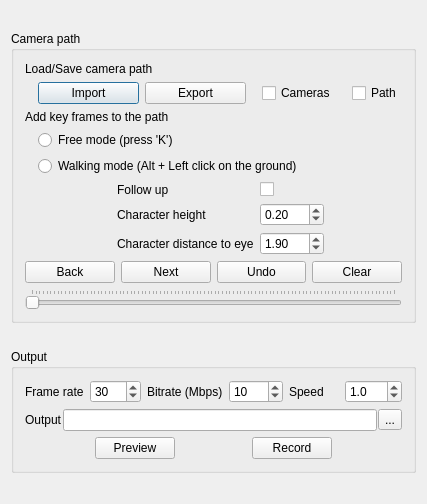
Above: applications/Mapple/dialogs/dialog_walk_through.ui from LiangliangNan/Easy3D before the change. Below: the same form after it.
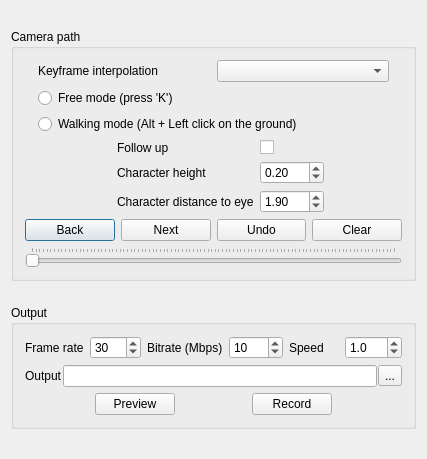
That is the form after the change.

Commit message: allow to switch between interpolation and fitting

What changed in the file:
```diff
--- a/applications/Mapple/dialogs/dialog_walk_through.ui
+++ b/applications/Mapple/dialogs/dialog_walk_through.ui
@@ -7,7 +7,7 @@
     <x>0</x>
     <y>0</y>
     <width>427</width>
-    <height>504</height>
+    <height>459</height>
    </rect>
   </property>
   <property name="sizePolicy">
@@ -19,7 +19,7 @@
   <property name="maximumSize">
    <size>
     <width>16777215</width>
-    <height>504</height>
+    <height>459</height>
    </size>
   </property>
   <property name="contextMenuPolicy">
@@ -28,7 +28,7 @@
   <property name="windowTitle">
    <string>Walk through</string>
   </property>
-  <layout class="QVBoxLayout" name="verticalLayout_4">
+  <layout class="QVBoxLayout" name="verticalLayout_5">
    <item>
     <widget class="QGroupBox" name="groupBox">
      <property name="sizePolicy">
@@ -40,120 +40,7 @@
      <property name="title">
       <string>Camera path</string>
      </property>
-     <layout class="QVBoxLayout" name="verticalLayout_3">
-      <item>
-       <widget class="QLabel" name="labelCharacterHeightFactor_4">
-        <property name="text">
-         <string>Load/Save camera path</string>
-        </property>
-       </widget>
-      </item>
-      <item>
-       <layout class="QHBoxLayout" name="horizontalLayout_5">
-        <item>
-         <spacer name="horizontalSpacer_9">
-          <property name="orientation">
-           <enum>Qt::Horizontal</enum>
-          </property>
-          <property name="sizeType">
-           <enum>QSizePolicy::Fixed</enum>
-          </property>
-          <property name="sizeHint" stdset="0">
-           <size>
-            <width>13</width>
-            <height>15</height>
-           </size>
-          </property>
-         </spacer>
-        </item>
-        <item>
-         <layout class="QHBoxLayout" name="horizontalLayoutCameraPathButtons_2">
-          <item>
-           <widget class="QPushButton" name="importCameraPathButton">
-            <property name="text">
-             <string>Import</string>
-            </property>
-           </widget>
-          </item>
-          <item>
-           <widget class="QPushButton" name="exportCameraPathButton">
-            <property name="text">
-             <string>Export</string>
-            </property>
-            <property name="default">
-             <bool>false</bool>
-            </property>
-           </widget>
-          </item>
-          <item>
-           <spacer name="horizontalSpacer_12">
-            <property name="orientation">
-             <enum>Qt::Horizontal</enum>
-            </property>
-            <property name="sizeType">
-             <enum>QSizePolicy::Fixed</enum>
-            </property>
-            <property name="sizeHint" stdset="0">
-             <size>
-              <width>10</width>
-              <height>15</height>
-             </size>
-            </property>
-           </spacer>
-          </item>
-          <item>
-           <widget class="QCheckBox" name="checkBoxShowCameras">
-            <property name="sizePolicy">
-             <sizepolicy hsizetype="Maximum" vsizetype="Fixed">
-              <horstretch>0</horstretch>
-              <verstretch>0</verstretch>
-             </sizepolicy>
-            </property>
-            <property name="text">
-             <string>Cameras</string>
-            </property>
-           </widget>
-          </item>
-          <item>
-           <spacer name="horizontalSpacer_10">
-            <property name="orientation">
-             <enum>Qt::Horizontal</enum>
-            </property>
-            <property name="sizeType">
-             <enum>QSizePolicy::Fixed</enum>
-            </property>
-            <property name="sizeHint" stdset="0">
-             <size>
-              <width>10</width>
-              <height>15</height>
-             </size>
-            </property>
-           </spacer>
-          </item>
-          <item>
-           <widget class="QCheckBox" name="checkBoxShowPath">
-            <property name="sizePolicy">
-             <sizepolicy hsizetype="Maximum" vsizetype="Fixed">
-              <horstretch>0</horstretch>
-              <verstretch>0</verstretch>
-             </sizepolicy>
-            </property>
-            <property name="text">
-             <string>Path</string>
-            </property>
-           </widget>
-          </item>
-         </layout>
-        </item>
-       </layout>
-      </item>
-      <item>
-       <widget class="QLabel" name="labelCharacterHeightFactor_3">
-        <property name="text">
-         <string>Add key frames to the path</string>
-        </property>
-       </widget>
-      </item>
+     <layout class="QVBoxLayout" name="verticalLayout_4">
       <item>
        <layout class="QHBoxLayout" name="horizontalLayout_4">
         <item>
@@ -173,20 +60,54 @@
          </spacer>
         </item>
         <item>
-         <layout class="QVBoxLayout" name="verticalLayout_2">
+         <layout class="QVBoxLayout" name="verticalLayout_3">
           <item>
-           <widget class="QRadioButton" name="radioButtonFreeMode">
-            <property name="text">
-             <string>Free mode (press 'K') </string>
-            </property>
-           </widget>
+           <layout class="QHBoxLayout" name="horizontalLayout_5">
+            <item>
+             <widget class="QLabel" name="label_3">
+              <property name="text">
+               <string>Keyframe interpolation</string>
+              </property>
+             </widget>
+            </item>
+            <item>
+             <widget class="QComboBox" name="comboBoxInterpolationMethod"/>
+            </item>
+            <item>
+             <spacer name="horizontalSpacer_9">
+              <property name="orientation">
+               <enum>Qt::Horizontal</enum>
+              </property>
+              <property name="sizeType">
+               <enum>QSizePolicy::Preferred</enum>
+              </property>
+              <property name="sizeHint" stdset="0">
+               <size>
+                <width>13</width>
+                <height>15</height>
+               </size>
+              </property>
+             </spacer>
+            </item>
+           </layout>
           </item>
           <item>
-           <widget class="QRadioButton" name="radioButtonWalkingMode">
-            <property name="text">
-             <string>Walking mode (Alt + Left click on the ground)</string>
-            </property>
-           </widget>
+           <layout class="QVBoxLayout" name="verticalLayout_2">
+            <item>
+             <widget class="QRadioButton" name="radioButtonFreeMode">
+              <property name="text">
+               <string>Free mode (press 'K') </string>
+              </property>
+             </widget>
+            </item>
+            <item>
+             <widget class="QRadioButton" name="radioButtonWalkingMode">
+              <property name="text">
+               <string>Walking mode (Alt + Left click on the ground)</string>
+              </property>
+             </widget>
+            </item>
+           </layout>
           </item>
           <item>
            <layout class="QHBoxLayout" name="horizontalLayout_3">
```
Left out of the diff: 5 changed lines with no effect on the pictures. The commit also changes 9 other files.
